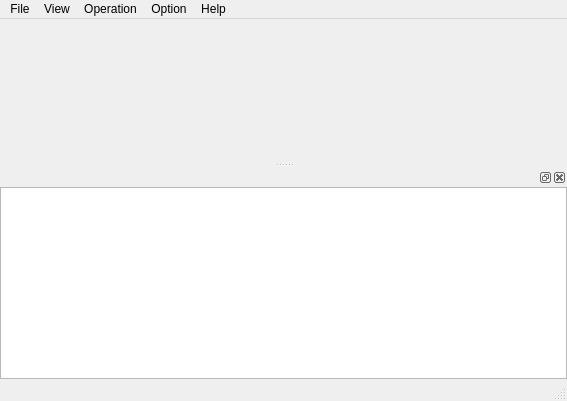
The window that mainwindow.ui (haraki/farman) describes before a commit, drawn with Qt 5.
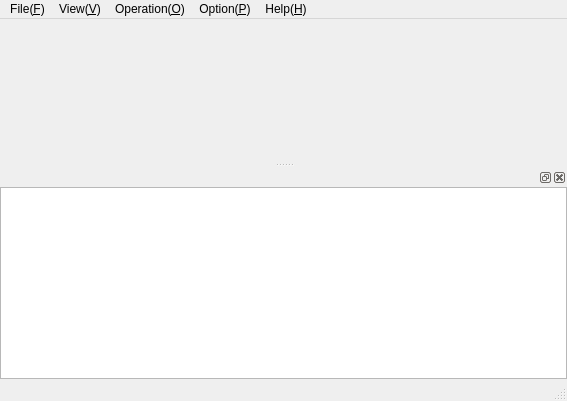
The same window after the commit.

```diff
--- a/mainwindow.ui
+++ b/mainwindow.ui
@@ -64,12 +64,12 @@
      <x>0</x>
      <y>0</y>
      <width>567</width>
-     <height>22</height>
+     <height>21</height>
     </rect>
    </property>
    <widget class="QMenu" name="menuView">
     <property name="title">
-     <string>View</string>
+     <string>View(&amp;V)</string>
     </property>
     <addaction name="actionSinglePane"/>
     <addaction name="actionDualPane"/>
@@ -79,7 +79,7 @@
    </widget>
    <widget class="QMenu" name="menuOperation">
     <property name="title">
-     <string>Operation</string>
+     <string>Operation(&amp;O)</string>
     </property>
     <addaction name="actionCopy"/>
     <addaction name="actionMove"/>
@@ -90,7 +90,7 @@
    </widget>
    <widget class="QMenu" name="menuFile">
     <property name="title">
-     <string>File</string>
+     <string>File(&amp;F)</string>
     </property>
     <addaction name="actionOpen"/>
     <addaction name="actionOpenWithApp"/>
@@ -102,7 +102,7 @@
    </widget>
    <widget class="QMenu" name="menuHelp">
     <property name="title">
-     <string>Help</string>
+     <string>Help(&amp;H)</string>
     </property>
     <addaction name="actionHelp"/>
     <addaction name="separator"/>
@@ -110,7 +110,7 @@
    </widget>
    <widget class="QMenu" name="menuOption">
     <property name="title">
-     <string>Option</string>
+     <string>Option(&amp;P)</string>
     </property>
     <addaction name="actionPreferences"/>
     <addaction name="actionConsole"/>
```
Left out of the diff: 40 changed lines with no effect on the pictures.
